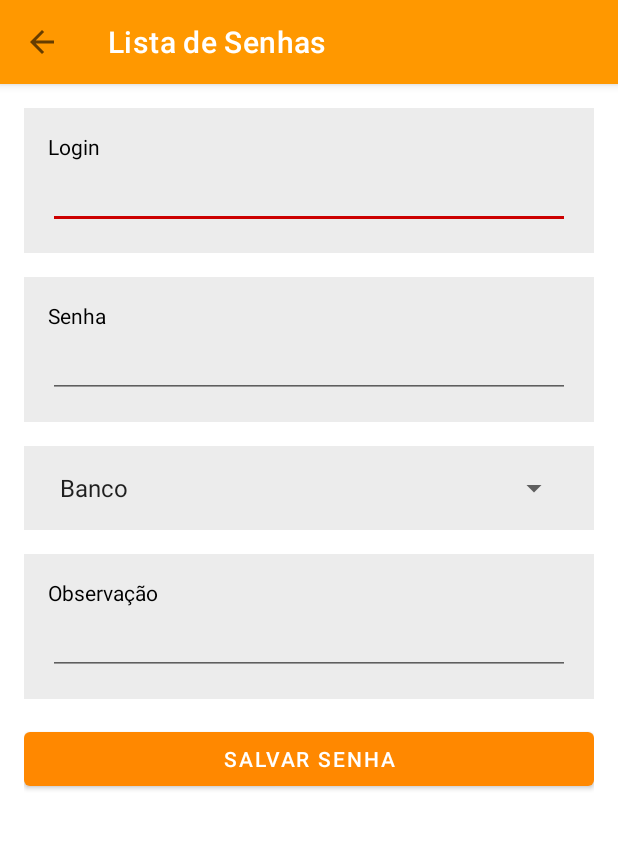
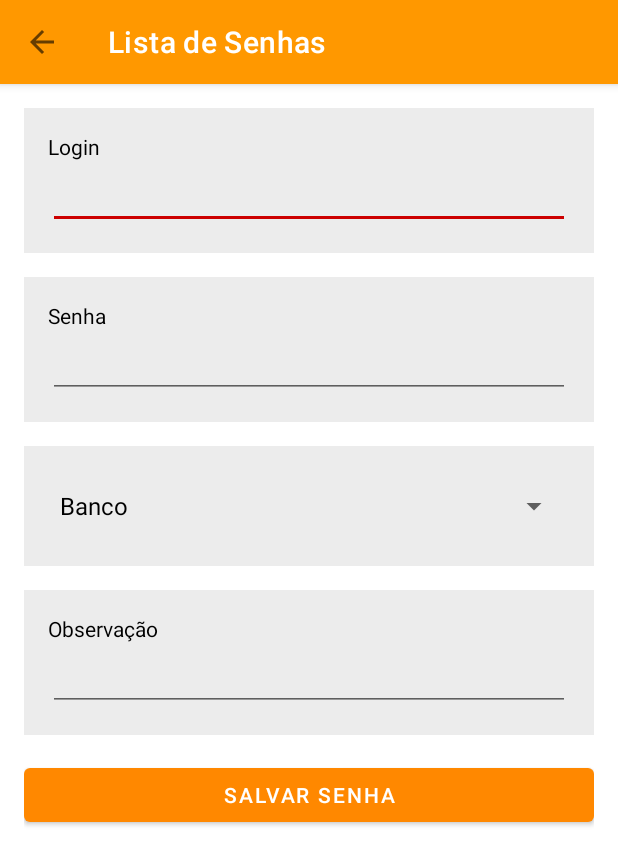
Before and after one commit to dariosalles/dio_kotlin_minhassenhas, an Android app: the SenhaActivity screen opened directly, with no data from a screen before it, on a phone screen of 412 x 824 dp. Shown: the top 865 px of the screen. Run offline under Robolectric (Android 15) with nearby library versions, the phone set to English and light mode, and no system bars.

Commit message:
feature - spinner como categoria

```diff
--- a/app/src/main/java/com/dsxweb/minhassenhas/feature/senha/SenhaActivity.kt
+++ b/app/src/main/java/com/dsxweb/minhassenhas/feature/senha/SenhaActivity.kt
@@ -1,20 +1,14 @@
 package com.dsxweb.minhassenhas.feature.senha
 
-import android.app.AlertDialog
-import android.content.Context
-import android.content.DialogInterface
 import android.os.Bundle
 import android.view.View
 import android.widget.AdapterView
 import android.widget.ArrayAdapter
 import android.widget.Spinner
-import android.widget.Toast
-import androidx.annotation.StringRes
 import com.dsxweb.minhassenhas.R
 import com.dsxweb.minhassenhas.application.SenhasApplication
 import com.dsxweb.minhassenhas.bases.BaseActivity
 import com.dsxweb.minhassenhas.feature.listadesenhas.model.Password
-import com.dsxweb.minhassenhas.utils.SpinnerActivity
 import kotlinx.android.synthetic.main.activity_senha.*
 import kotlinx.android.synthetic.main.activity_senha.toolBar
 
@@ -22,11 +16,10 @@ class SenhaActivity : BaseActivity() {
 
     private var idSenha: Int = -1
 
+    var categorias = arrayOf("Banco", "Email", "Entretenimento", "Internet", "Jogos", "Outro", "Social", "Trabalho")
+    //var categoria = arrayOf("") // categoria selecionada
 
-    var categorias = arrayOf("Banco", "Email", "Entretenimento","Internet", "Jogos", "Outro", "Social", "Trabalho")
-    var categoria: String = ""
-
-
+    var catSelecionado: String = ""
 
     override fun onCreate(savedInstanceState: Bundle?) {
         super.onCreate(savedInstanceState)
@@ -34,85 +27,87 @@ class SenhaActivity : BaseActivity() {
 
         setupToolBar(toolBar, "Lista de Senhas",true)
         setupSenha()
-        setupSpinner()
+        setupSpinner(categoria = "")
         btnSalvarSenha.setOnClickListener { onClickSalvarSenha() }
         btnExcluirSenha.setOnClickListener { onClickExcluirSenha() }
 
     }
 
-    fun setupSpinner() {
+    private fun setupSenha(){
+
+        idSenha = intent.getIntExtra("index",-1)
+
+        if (idSenha == -1){ // novo cadastro
+            btnExcluirSenha.visibility = View.GONE
+            //layout_categoria.visibility = View.GONE
+            return
+        }
+        progress.visibility = View.VISIBLE
+
+        Thread(Runnable {
+            Thread.sleep(1500)
+            var lista = SenhasApplication.instance.helperDB?.buscarContatos("$idSenha",true) ?: return@Runnable
+            var senha = lista.getOrNull(0) ?: return@Runnable
+
+            runOnUiThread {
+                setupSpinner(senha.categoria)
+                etLogin.setText(senha.login)
+                etSenha.setText(senha.senha)
+                //etCategoria.setText(senha.categoria)
+                etObs.setText(senha.observacao)
+                progress.visibility = View.GONE
+
+            }
+        }).start()
+    }
+
+    fun setupSpinner(categoria: String) {
 
         val spinner: Spinner = findViewById(com.dsxweb.minhassenhas.R.id.sp_categoria)
 
-        //Create an ArrayAdapter using the string array and a default spinner layout
-        ArrayAdapter.createFromResource(
-                this,
-                //categorias,
-                R.array.categorias,
-                android.R.layout.simple_spinner_item
-        ).also { adapter ->
-            // Specify the layout to use when the list of choices appears
-            adapter.setDropDownViewResource(android.R.layout.simple_spinner_dropdown_item)
-            // Apply the adapter to the spinner
-            spinner.adapter = adapter
+        val categoriasAll = arrayOf(categoria) + this.categorias
+
+        idSenha = intent.getIntExtra("index",-1)
+        if (idSenha == -1) { // novo cadastro
+            spinner.adapter = ArrayAdapter(this, android.R.layout.simple_spinner_dropdown_item, categorias)
+        } else { // edição de cadastro
+
+
+
+            spinner.adapter = ArrayAdapter(this, android.R.layout.simple_spinner_dropdown_item, categoriasAll)
         }
 
         spinner.onItemSelectedListener = object :
                 AdapterView.OnItemSelectedListener {
+
             override fun onItemSelected(parent: AdapterView<*>, view: View?, pos: Int, id: Long) {
                 // An item was selected. You can retrieve the selected item using
                 // parent.getItemAtPosition(pos)
-                categoria = categorias[pos]
+                if(idSenha == -1){
+                    catSelecionado = categorias[pos]
+                } else {
+                    catSelecionado = categoriasAll[pos]
+                }
 
-                showToast(categoria.toString())
+                //showToast(catSelecionado)
             }
 
             override fun onNothingSelected(parent: AdapterView<*>) {
                 // Another interface callback
             }
         }
-
         //FIM SPINNER
     }
 
 
 
-    private fun setupSenha(){
 
-
-        idSenha = intent.getIntExtra("index",-1)
-        if (idSenha == -1){
-            btnExcluirSenha.visibility = View.GONE
-            layout_categoria.visibility = View.GONE
-            return
-        }
-        progress.visibility = View.VISIBLE
-        Thread(Runnable {
-            Thread.sleep(1500)
-            var lista = SenhasApplication.instance.helperDB?.buscarContatos("$idSenha",true) ?: return@Runnable
-            var senha = lista.getOrNull(0) ?: return@Runnable
-
-            //val c = categorias.set(8,categoria)
-
-            //verifica a categoria
-
-            runOnUiThread {
-                etLogin.setText(senha.login)
-                etSenha.setText(senha.senha)
-                etCategoria.setText(senha.categoria)
-                etObs.setText(senha.observacao)
-                progress.visibility = View.GONE
-                sp_categoria.visibility = View.GONE
-                layout_spinner.visibility = View.GONE
-            }
-        }).start()
-    }
 
     private fun onClickSalvarSenha(){
 
         val login = etLogin.text.toString()
         val senhav = etSenha.text.toString()
-        val scategoria = categoria
+        val scategoria = catSelecionado
         //val categoria = etCategoria.text.toString()
         val obs = etObs.text.toString()
 
@@ -122,7 +117,7 @@ class SenhaActivity : BaseActivity() {
             idSenha,
             login,
             senhav,
-            scategoria,
+            catSelecionado,
             obs
         )
 
--- a/app/src/main/res/layout/activity_senha.xml
+++ b/app/src/main/res/layout/activity_senha.xml
@@ -84,28 +84,28 @@
                     android:layout_height="wrap_content" />
             </LinearLayout>
 
-            <LinearLayout
-                android:id="@+id/layout_categoria"
-                android:layout_width="match_parent"
-                android:layout_height="wrap_content"
-                android:layout_marginTop="16dp"
-                android:background="#ECECEC"
-                android:orientation="vertical"
-                android:padding="16dp">
+<!--            <LinearLayout-->
+<!--                android:id="@+id/layout_categoria"-->
+<!--                android:layout_width="match_parent"-->
+<!--                android:layout_height="wrap_content"-->
+<!--                android:layout_marginTop="16dp"-->
+<!--                android:background="#ECECEC"-->
+<!--                android:orientation="vertical"-->
+<!--                android:padding="16dp">-->
 
-                <TextView
-                    android:layout_width="wrap_content"
-                    android:layout_height="wrap_content"
-                    android:text="Categoria"
-                    android:textColor="@color/black" />
+<!--                <TextView-->
+<!--                    android:layout_width="wrap_content"-->
+<!--                    android:layout_height="wrap_content"-->
+<!--                    android:text="Categoria"-->
+<!--                    android:textColor="@color/black" />-->
 
-                <EditText
-                    android:id="@+id/etCategoria"
-                    android:layout_width="match_parent"
-                    android:layout_height="wrap_content"
-                    android:textColor="@color/black" />
+<!--                <EditText-->
+<!--                    android:id="@+id/etCategoria"-->
+<!--                    android:layout_width="match_parent"-->
+<!--                    android:layout_height="wrap_content"-->
+<!--                    android:textColor="@color/black" />-->
 
-            </LinearLayout>
+<!--            </LinearLayout>-->
 
             <LinearLayout
                 android:layout_width="match_parent"
```
